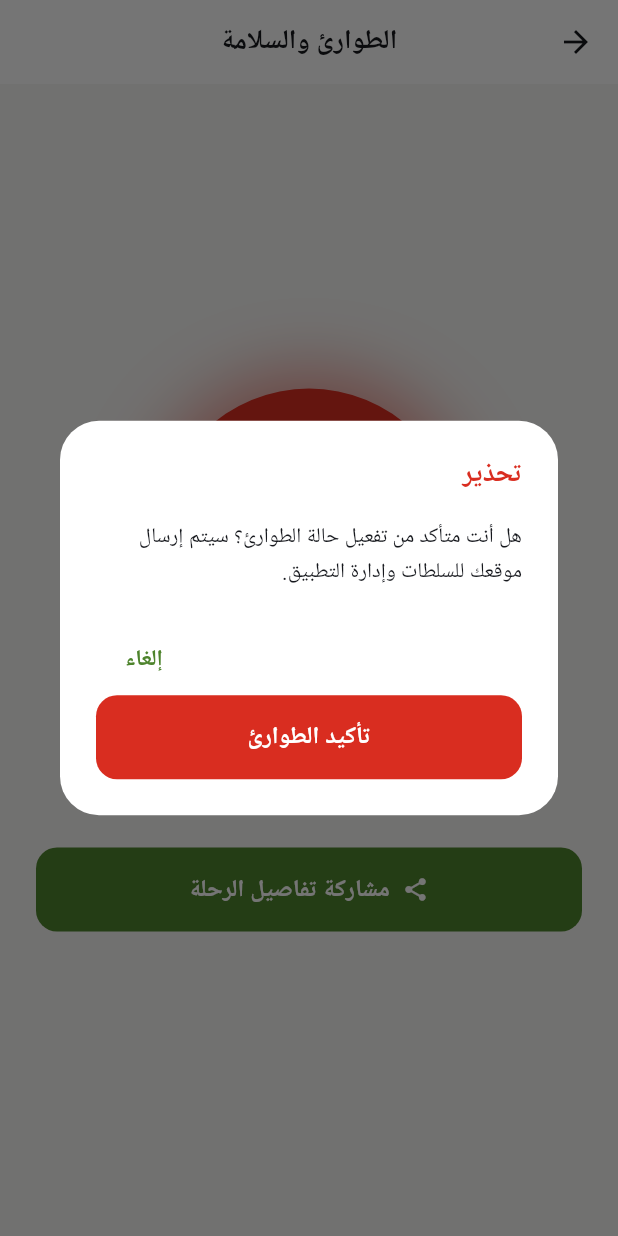
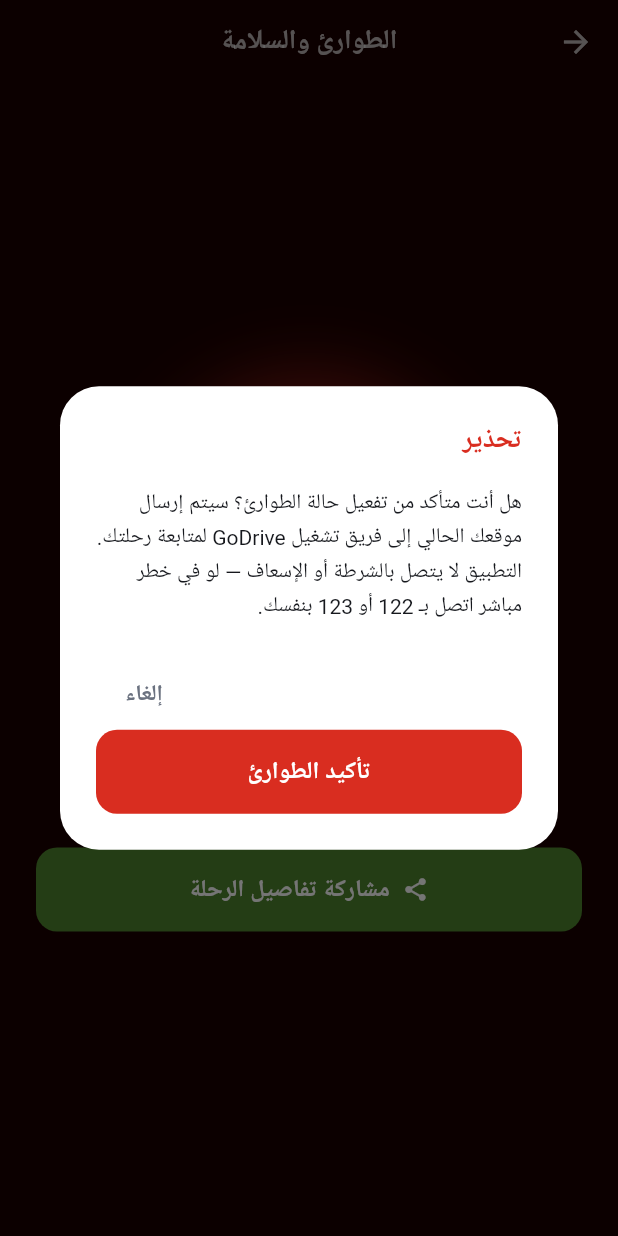
Before and after one commit to synapticadmin-del/-godrive, a Flutter app: the SosScreen screen opened directly with empty values, after a tap on "SOS", on a phone screen of 412 x 824 dp. Run offline on Flutter 3.47's test engine with Material 3 defaults, Android fonts, the phone set to English and light mode, and no system bars; our stand-ins replace firebase_core, firebase_messaging, flutter_animate, flutter_local_notifications, flutter_map, flutter_secure_storage and 7 more; accounts and stored records are empty; Roboto replaces fonts that are missing (Cairo).

Commit message:
fix(rider): disable the سفر chip, darken the SOS screen, delete the false authorities claim
E05 — three client changes that stop the rider app lying to people.
Gate items 3 and 10 (partial on both — see the PR body).

1. vehicle_selector.dart — the intercity ("سفر") chip is suspended with the
   mechanism the file already has for freight and tuk-tuk: enabled: false, which
   renders it dimmed with a "قريباً" badge and hands _CategoryChip a null onTap.
   Selecting it used to enter travel mode and then book an ordinary city trip
   through city dispatch (T20 F-20-01, S-030).

2. sos_screen.dart — Scaffold takes AppTokens.sosBackdrop and the AppBar goes
   transparent/white70, matching the captain app's SOS screen exactly. The
   confirm dialog follows GoTheme instead of the hardcoded AppTokens.lightPanel
   and lightText it was pinned to (T12 F-12-03, S-108, cited lines :31 and :116,
   both confirmed against main).

3. sos_screen.dart:33 — the dialog no longer says the rider's location goes to
   "السلطات". POST /safety/sos writes an sos_alerts row and pushes to admin
   users; it does not dial 122/123/180 and nothing in this app can
   (T17 F-17-06, S-028).

chat: chat-20260801-1832-1e6f
base: f480905deb2db331d9087594ccd285029ba61660

```diff
--- a/apps/rider/lib/screens/home/vehicle_selector.dart
+++ b/apps/rider/lib/screens/home/vehicle_selector.dart
@@ -26,10 +26,25 @@ class VehicleCategoryStrip extends StatelessWidget {
   final ValueChanged<String> onChanged;
   final bool isArabic;
 
-  /// Freight and tuk-tuk are temporarily suspended: they stay visible so riders
+  /// Intercity, freight and tuk-tuk are suspended: they stay visible so riders
   /// can see the service exists and is coming, but are not selectable. Removing
   /// the chips outright would read as "this app doesn't do freight" rather than
   /// "not yet".
+  ///
+  /// `intercity` ("سفر") is suspended for the launch shape, not for capacity.
+  /// Tapping it used to put the rider into travel mode and then book an
+  /// *ordinary city trip* — a 220 km journey quoted and dispatched as if it
+  /// were a Cairo hop, because no client ever called the intercity endpoints
+  /// (T20 F-20-01). A chip that silently reroutes is worse than one that says
+  /// "قريباً", so until the vertical is actually wired up it stays off.
+  ///
+  /// `enabled: false` is the entire disablement, and it is airtight: a
+  /// suspended chip is built with a null `onTap` (see [build] below), so
+  /// `onChanged` never fires for it, and `home_screen.dart` assigns
+  /// `_category` from exactly two places — that callback, and travel mode's
+  /// exit button, which resets to `'ride'`. The field initialiser is `'ride'`
+  /// too. No path is left in the rider app that can set the category to
+  /// `intercity`.
   static const _categories = <_Category>[
     _Category('ride', 'رحلة', 'Ride', 'assets/images/icons/cat_ride.png'),
     _Category(
@@ -37,6 +52,7 @@ class VehicleCategoryStrip extends StatelessWidget {
       'سفر',
       'Intercity',
       'assets/images/icons/cat_intercity.png',
+      enabled: false,
     ),
     _Category(
       'freight',
--- a/apps/rider/lib/screens/safety/sos_screen.dart
+++ b/apps/rider/lib/screens/safety/sos_screen.dart
@@ -24,15 +24,34 @@ class _SosScreenState extends State<SosScreen> {
     final appState = context.read<AppState>();
     final messenger = ScaffoldMessenger.of(context);
     final navigator = Navigator.of(context);
+    // Resolved here for the same reason, and because the dialog must follow the
+    // active brightness: it used to be pinned to AppTokens.lightPanel/lightText
+    // and lit up a pure-white sheet in the middle of a night trip (T12 F-12-03).
+    final go = GoTheme.of(context);
 
     final confirm = await showDialog<bool>(
       context: context,
       builder: (ctx) => AlertDialog(
-        backgroundColor: AppTokens.lightPanel,
+        backgroundColor: go.panel,
         title: Text('تحذير', style: AppTokens.font(color: AppTokens.danger)),
-        content: Text('هل أنت متأكد من تفعيل حالة الطوارئ؟ سيتم إرسال موقعك للسلطات وإدارة التطبيق.', style: AppTokens.font(color: AppTokens.lightText)),
+        // What this dialog promises is what the API actually does: POST
+        // /safety/sos writes an open row to sos_alerts and pushes a
+        // notification to the admin users. It does not dial 122/123/180 and
+        // nothing in this app can (T17 F-17-06). The previous copy — "سيتم
+        // إرسال موقعك للسلطات" — told the rider help was on its way from the
+        // emergency services, which is the single most dangerous thing this
+        // product could get wrong.
+        content: Text(
+          'هل أنت متأكد من تفعيل حالة الطوارئ؟ سيتم إرسال موقعك الحالي إلى فريق تشغيل GoDrive '
+          'لمتابعة رحلتك. التطبيق لا يتصل بالشرطة أو الإسعاف — لو في خطر مباشر اتصل بـ 122 أو 123 بنفسك.',
+          style: AppTokens.font(color: go.text),
+        ),
         actions: [
-          TextButton(onPressed: () => Navigator.pop(ctx, false), child: const Text('إلغاء')),
+          TextButton(
+            onPressed: () => Navigator.pop(ctx, false),
+            style: TextButton.styleFrom(foregroundColor: go.muted),
+            child: const Text('إلغاء'),
+          ),
           ElevatedButton(
             style: ElevatedButton.styleFrom(backgroundColor: AppTokens.danger),
             onPressed: () => Navigator.pop(ctx, true),
@@ -81,7 +100,7 @@ class _SosScreenState extends State<SosScreen> {
         'lng': pos.longitude,
       });
       if (!mounted) return;
-      messenger.showSnackBar(const SnackBar(content: Text('تم إرسال نداء الطوارئ بنجاح مع تحديد موقعك')));
+      messenger.showSnackBar(const SnackBar(content: Text('تم إبلاغ فريق تشغيل GoDrive وإرسال موقعك الحالي')));
       navigator.pop();
     } catch (e) {
       if (!mounted) return;
@@ -110,10 +129,21 @@ class _SosScreenState extends State<SosScreen> {
 
   @override
   Widget build(BuildContext context) {
+    // The emergency backdrop is deliberately the same near-black red in both
+    // brightnesses, exactly as the captain app already does it: a glimpse of
+    // this screen has to read as "emergency" and never as a normal app screen.
+    // The token lives in AppTokens so both apps share one definition, and it
+    // replaces the hardcoded white AppBar that used to blind a rider at night.
     return Scaffold(
+      backgroundColor: AppTokens.sosBackdrop,
       appBar: AppBar(
-        title: Text('الطوارئ والسلامة', style: AppTokens.font()),
-        backgroundColor: AppTokens.lightPanel,
+        title: Text(
+          'الطوارئ والسلامة',
+          style: AppTokens.font(color: Colors.white70),
+        ),
+        backgroundColor: Colors.transparent,
+        elevation: 0,
+        foregroundColor: Colors.white70,
       ),
       body: Padding(
         padding: const EdgeInsets.all(24),
@@ -142,7 +172,7 @@ class _SosScreenState extends State<SosScreen> {
             const SizedBox(height: 48),
             Text(
               'اضغط على الزر أعلاه في حالة الطوارئ القصوى فقط',
-              style: AppTokens.font(color: AppTokens.lightMuted, fontSize: 16),
+              style: AppTokens.font(color: Colors.white70, fontSize: 16),
               textAlign: TextAlign.center,
             ),
             const SizedBox(height: 32),
```
